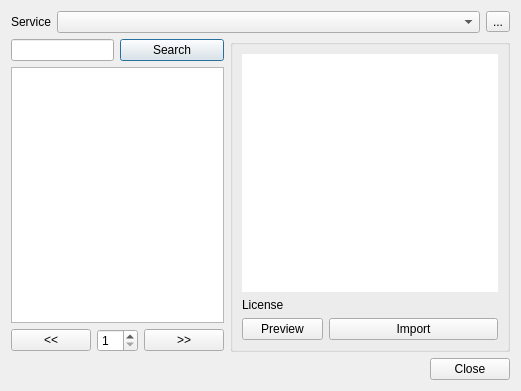
Before: the Qt Designer form src/widgets/freesound_ui.ui in KDE/kdenlive, drawn with Qt 5.
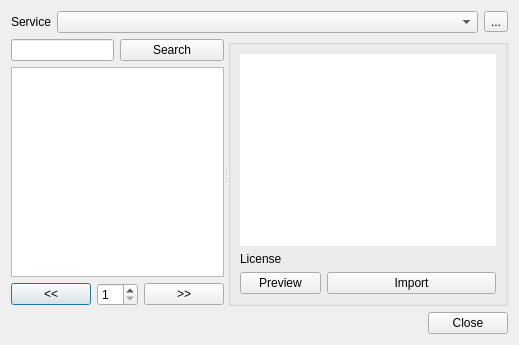
After: the same form once the commit is applied. Custom widgets are drawn as their Qt base class.

Commit message: Use a qsplitter

Diff of the .ui file:
```diff
--- a/src/widgets/freesound_ui.ui
+++ b/src/widgets/freesound_ui.ui
@@ -6,15 +6,15 @@
    <rect>
     <x>0</x>
     <y>0</y>
-    <width>424</width>
-    <height>391</height>
+    <width>505</width>
+    <height>319</height>
    </rect>
   </property>
   <property name="windowTitle">
    <string>Dialog</string>
   </property>
-  <layout class="QGridLayout" name="gridLayout_2">
-   <item row="0" column="0" colspan="5">
+  <layout class="QGridLayout" name="gridLayout_3">
+   <item row="0" column="0">
     <layout class="QHBoxLayout" name="horizontalLayout">
      <item>
       <widget class="QLabel" name="label_3">
@@ -45,32 +45,55 @@
      </item>
     </layout>
    </item>
-   <item row="1" column="0" colspan="2">
-    <widget class="KLineEdit" name="search_text">
-     <property name="clickMessage">
-      <string/>
+   <item row="1" column="0">
+    <widget class="QSplitter" name="splitter">
+     <property name="orientation">
+      <enum>Qt::Horizontal</enum>
      </property>
-     <property name="showClearButton" stdset="0">
-      <bool>true</bool>
+     <property name="childrenCollapsible">
+      <bool>false</bool>
+     </property>
+     <widget class="QWidget" name="">
+      <layout class="QGridLayout" name="gridLayout_2">
+       <item row="2" column="0">
+        <widget class="QPushButton" name="page_prev">
+         <property name="sizePolicy">
+          <sizepolicy hsizetype="Maximum" vsizetype="Fixed">
+           <horstretch>0</horstretch>
+           <verstretch>0</verstretch>
+          </sizepolicy>
+         </property>
+         <property name="text">
+          <string>&lt;&lt;</string>
      </property>
     </widget>
    </item>
-   <item row="1" column="2" colspan="2">
+       <item row="0" column="2" colspan="2">
     <widget class="QPushButton" name="button_search">
      <property name="text">
       <string>Search</string>
      </property>
     </widget>
    </item>
-   <item row="2" column="0" colspan="4">
+       <item row="1" column="0" colspan="4">
     <widget class="QListWidget" name="search_results">
      <property name="alternatingRowColors">
       <bool>true</bool>
      </property>
     </widget>
    </item>
-   <item row="3" column="0">
-    <widget class="QPushButton" name="page_prev">
+       <item row="0" column="0" colspan="2">
+        <widget class="KLineEdit" name="search_text">
+         <property name="clickMessage">
+          <string/>
+         </property>
+         <property name="showClearButton" stdset="0">
+          <bool>true</bool>
+         </property>
+        </widget>
+       </item>
+       <item row="2" column="3">
+        <widget class="QPushButton" name="page_next">
      <property name="sizePolicy">
       <sizepolicy hsizetype="Maximum" vsizetype="Fixed">
        <horstretch>0</horstretch>
@@ -78,11 +101,11 @@
       </sizepolicy>
      </property>
      <property name="text">
-      <string>&lt;&lt;</string>
+          <string>&gt;&gt;</string>
      </property>
     </widget>
    </item>
-   <item row="3" column="1" colspan="2">
+       <item row="2" column="1" colspan="2">
     <widget class="QSpinBox" name="page_number">
      <property name="sizePolicy">
       <sizepolicy hsizetype="Expanding" vsizetype="Fixed">
@@ -95,41 +118,8 @@
      </property>
     </widget>
    </item>
-   <item row="3" column="3">
-    <widget class="QPushButton" name="page_next">
-     <property name="sizePolicy">
-      <sizepolicy hsizetype="Maximum" vsizetype="Fixed">
-       <horstretch>0</horstretch>
-       <verstretch>0</verstretch>
-      </sizepolicy>
-     </property>
-     <property name="text">
-      <string>&gt;&gt;</string>
-     </property>
-    </widget>
-   </item>
-   <item row="4" column="0" colspan="5">
-    <layout class="QHBoxLayout" name="horizontalLayout_2">
-     <item>
-      <widget class="QLabel" name="search_info">
-       <property name="text">
-        <string/>
-       </property>
-      </widget>
-     </item>
-     <item>
-      <widget class="QDialogButtonBox" name="ButtonBox">
-       <property name="orientation">
-        <enum>Qt::Horizontal</enum>
-       </property>
-       <property name="standardButtons">
-        <set>QDialogButtonBox::Close</set>
-       </property>
-      </widget>
-     </item>
-    </layout>
-   </item>
-   <item row="1" column="4" rowspan="3">
+      </layout>
+     </widget>
     <widget class="QGroupBox" name="sound_box">
      <property name="sizePolicy">
       <sizepolicy hsizetype="MinimumExpanding" vsizetype="Preferred">
@@ -155,13 +145,6 @@
         </property>
        </widget>
       </item>
-      <item row="4" column="0">
-       <widget class="QLabel" name="label">
-        <property name="text">
-         <string>License</string>
-        </property>
-       </widget>
-      </item>
       <item row="4" column="1" colspan="2">
        <widget class="KUrlLabel" name="item_license">
         <property name="text">
@@ -188,8 +171,37 @@
         </property>
        </widget>
       </item>
-     </layout>
-    </widget>
+       <item row="4" column="0">
+        <widget class="QLabel" name="label">
+         <property name="text">
+          <string>License</string>
+         </property>
+        </widget>
+       </item>
+      </layout>
+     </widget>
+    </widget>
+   </item>
+   <item row="2" column="0">
+    <layout class="QHBoxLayout" name="horizontalLayout_2">
+     <item>
+      <widget class="QLabel" name="search_info">
+       <property name="text">
+        <string/>
+       </property>
+      </widget>
+     </item>
+     <item>
+      <widget class="QDialogButtonBox" name="ButtonBox">
+       <property name="orientation">
+        <enum>Qt::Horizontal</enum>
+       </property>
+       <property name="standardButtons">
+        <set>QDialogButtonBox::Close</set>
+       </property>
+      </widget>
+     </item>
+    </layout>
    </item>
   </layout>
  </widget>
```
Lines whose indentation alone changed are shown as unchanged.
